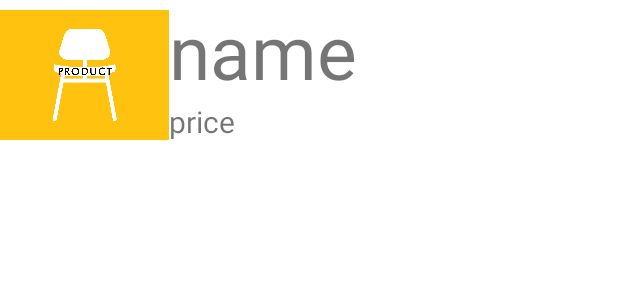
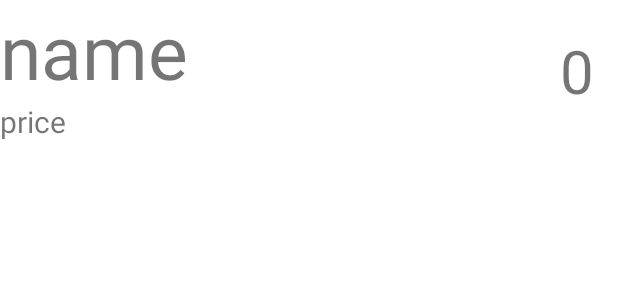
Before and after one commit to AvichaiEliyahu/FinalProject, an Android app: the layout product_list_item.xml on its own in the app's theme, with its tools: preview values and no code run, on a phone screen of 412 x 824 dp. Shown: the top 300 px of the screen. Run offline under Robolectric (Android 15) with nearby library versions, the phone set to English and light mode, and no system bars.

Commit message:
ProductList

```diff
--- a/app/src/main/java/com/example/finalproject/ProductAdapter.java
+++ b/app/src/main/java/com/example/finalproject/ProductAdapter.java
@@ -21,7 +21,6 @@ public class ProductAdapter extends ArrayAdapter<Product> {
     @NonNull
     @Override
     public View getView(int position, @Nullable View convertView, @NonNull ViewGroup parent) {
-        super.getView(position, convertView, parent);
         Product product = getItem(position);
 
         if (convertView == null) {
--- a/app/src/main/java/com/example/finalproject/fragments/Fragment_Super_List.java
+++ b/app/src/main/java/com/example/finalproject/fragments/Fragment_Super_List.java
@@ -47,11 +47,9 @@ public class Fragment_Super_List extends Fragment {
                 callBack_selectSupermarket.setSupermarketSelect(i);
                 for (int j = 0; j < adapterView.getChildCount(); j++){
                     adapterView.getChildAt(j).setBackgroundColor(getResources().getColor(R.color.defaultColor));
-                    Log.d("onItemClick",j+"");
                 }
                 view.setBackgroundColor(getResources().getColor(R.color.pressedColor));
                 callBack_selectSupermarket.setSupermarketSelect(i);
-//                view.setBackgroundColor(Color.BLUE);
             }
         });
         return view;
--- a/app/src/main/res/layout/product_list_item.xml
+++ b/app/src/main/res/layout/product_list_item.xml
@@ -11,14 +11,14 @@
         android:layout_height="wrap_content"
         android:orientation="horizontal"
         >
-        <ImageView
-            android:layout_width="150dp"
-            android:layout_height="100dp"
-            android:layout_weight="1"
-            android:src="@drawable/general_product"
-            >
+<!--        <ImageView-->
+<!--            android:layout_width="150dp"-->
+<!--            android:layout_height="100dp"-->
+<!--            android:layout_weight="1"-->
+<!--            android:src="@drawable/general_product"-->
+<!--            >-->
 
-        </ImageView>
+<!--        </ImageView>-->
         <LinearLayout
             android:layout_width="match_parent"
             android:layout_height="wrap_content"
@@ -43,9 +43,16 @@
                 android:textSize="20sp"
                 android:text="price">
             </TextView>
-
         </LinearLayout>
 
+        <TextView
+            android:id="@+id/productItem_LBL_count"
+            android:layout_width="wrap_content"
+            android:layout_height="wrap_content"
+            android:text="0"
+            android:textSize="40sp"
+            android:layout_gravity="center"
+            android:layout_marginRight="@dimen/activity_horizontal_margin"/>
 
     </LinearLayout>
 
```
Also changed, not shown: app/src/main/java/com/example/finalproject/Activity_MakeList.java (+25 -2 lines).
